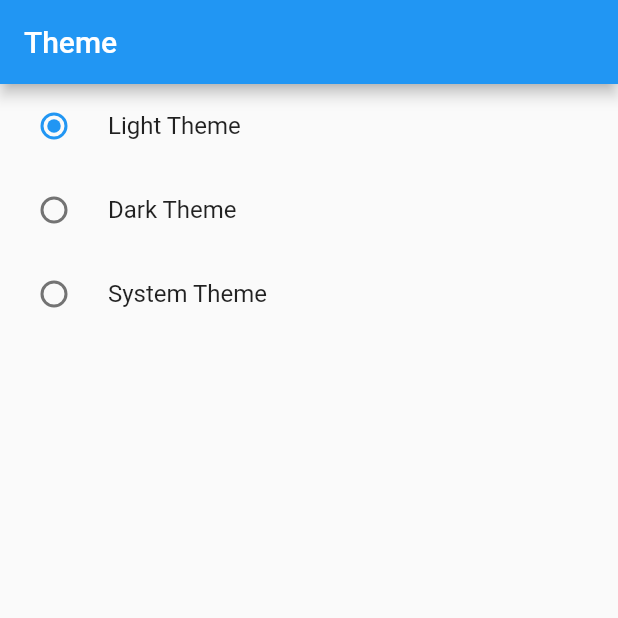
After one commit to Hashimkhann1/stateManagement-Provider-flutter, a Flutter app: the screen it shows after launch, after a tap on "Light Theme", on a phone screen of 412 x 824 dp, the top half of it. The commit adds this screen. Run offline on Flutter 3.47's test engine with Material 2 defaults, Android fonts, the phone set to English and light mode, and no system bars.

Commit message:
dark and light theme is added

```diff
--- a/lib/main.dart
+++ b/lib/main.dart
@@ -1,9 +1,12 @@
 import 'package:flutter/material.dart';
 import 'package:provider/provider.dart';
+import 'package:providerpractice/provider/Theme.dart';
 import 'package:providerpractice/provider/count_provider.dart';
 import 'package:providerpractice/provider/favourite_provider.dart';
+import 'package:providerpractice/screens/dark_white_theme/dark_and_white_theme.dart';
 import 'package:providerpractice/screens/double_provider_example.dart';
 import 'package:providerpractice/screens/favourite/favourite.dart';
+
 
 void main() {
   runApp(MyApp());
@@ -18,13 +21,27 @@ class MyApp extends StatelessWidget {
         providers: [
           ChangeNotifierProvider(create: (_) => CountProvider(),),
           ChangeNotifierProvider(create: (_) => multipleProviderMain()),
-          ChangeNotifierProvider(create: (_) => FavouriteItemProvider())
+          ChangeNotifierProvider(create: (_) => FavouriteItemProvider()),
+          ChangeNotifierProvider(create: (_) => ChangeThemes())
         ],
-      child: MaterialApp(
-        debugShowCheckedModeBanner: false,
-        // home: DoubeProviderExample(),
-        home: Favourite(),
-      ),
+      child: Builder(builder: (BuildContext context){
+        final themeChanger = Provider.of<ChangeThemes>(context).currentThemeMode;
+        return MaterialApp(
+          debugShowCheckedModeBanner: false,
+          title: 'Flutter App',
+          themeMode: themeChanger,
+          theme: ThemeData(
+            brightness: Brightness.light,
+            primarySwatch: Colors.blue,
+          ),
+          darkTheme: ThemeData(
+            brightness: Brightness.dark
+          ),
+          // home: DoubeProviderExample(),
+          // home: Favourite(),
+          home: DarkWhiteTheme(),
+        );
+      },)
     );
   }
 }
--- /dev/null
+++ b/lib/provider/Theme.dart
@@ -0,0 +1,15 @@
+import 'package:flutter/foundation.dart';
+import 'package:flutter/material.dart';
+
+
+
+class ChangeThemes with ChangeNotifier {
+  var _themeMode = ThemeMode.light;
+  ThemeMode get currentThemeMode => _themeMode;
+
+
+  void setTheme(themeMode){
+    _themeMode = themeMode;
+    notifyListeners();
+  }
+}
--- /dev/null
+++ b/lib/screens/dark_white_theme/dark_and_white_theme.dart
@@ -0,0 +1,43 @@
+import 'package:flutter/material.dart';
+import 'package:provider/provider.dart';
+import 'package:providerpractice/provider/Theme.dart';
+
+class DarkWhiteTheme extends StatefulWidget {
+  const DarkWhiteTheme({Key? key}) : super(key: key);
+
+  @override
+  State<DarkWhiteTheme> createState() => _DarkWhiteThemeState();
+}
+
+class _DarkWhiteThemeState extends State<DarkWhiteTheme> {
+  @override
+  Widget build(BuildContext context) {
+    final themeChange = Provider.of<ChangeThemes>(context);
+    return SafeArea(
+        child: Scaffold(
+          appBar: AppBar(
+            title: Text('Theme'),
+          ),
+          body: Column(
+            children: <Widget>[
+              RadioListTile<ThemeMode>(
+                  title: Text('Light Theme'),
+                  value: ThemeMode.light,
+                  groupValue: themeChange.currentThemeMode,
+                  onChanged: themeChange.setTheme),
+              RadioListTile<ThemeMode>(
+                  title: Text('Dark Theme'),
+                  value: ThemeMode.dark,
+                  groupValue: themeChange.currentThemeMode,
+                  onChanged: themeChange.setTheme),
+              RadioListTile<ThemeMode>(
+                  title: Text('System Theme'),
+                  value: ThemeMode.system,
+                  groupValue: themeChange.currentThemeMode,
+                  onChanged: themeChange.setTheme),
+            ],
+          ),
+        )
+    );
+  }
+}
```
